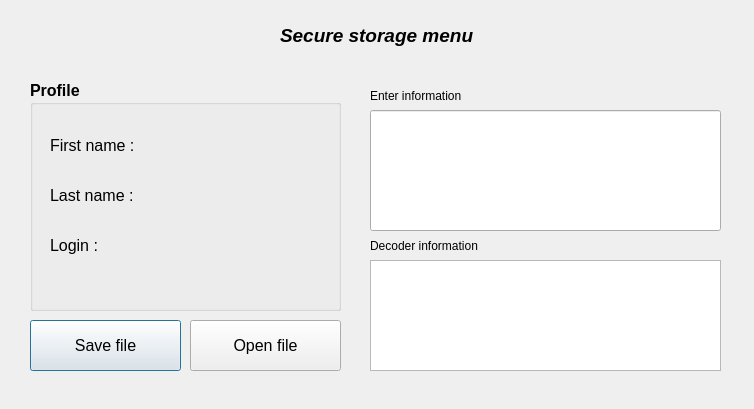
Qt form maincontent.ui (stranikk/Homework-Secure-storage-) before a commit.
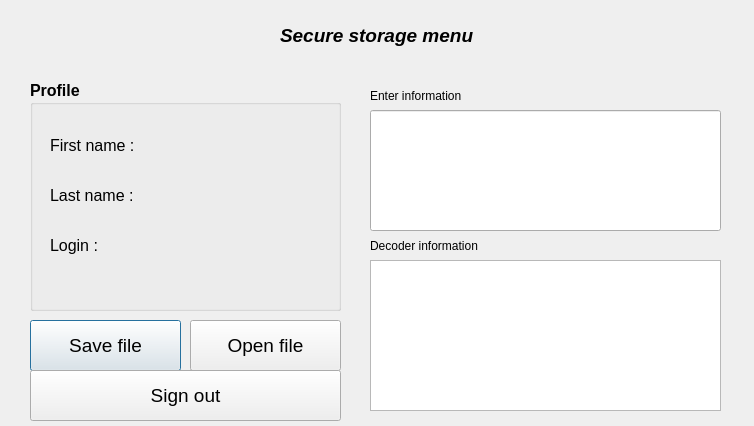
The same form after that commit.

```diff
--- a/maincontent.ui
+++ b/maincontent.ui
@@ -7,7 +7,7 @@
     <x>0</x>
     <y>0</y>
     <width>754</width>
-    <height>409</height>
+    <height>426</height>
    </rect>
   </property>
   <property name="windowTitle">
@@ -184,7 +184,7 @@
    </property>
    <property name="font">
     <font>
-     <pointsize>12</pointsize>
+     <pointsize>14</pointsize>
     </font>
    </property>
    <property name="text">
@@ -202,7 +202,7 @@
    </property>
    <property name="font">
     <font>
-     <pointsize>12</pointsize>
+     <pointsize>14</pointsize>
     </font>
    </property>
    <property name="text">
@@ -219,16 +219,6 @@
     </rect>
    </property>
   </widget>
-  <widget class="QListView" name="listView">
-   <property name="geometry">
-    <rect>
-     <x>370</x>
-     <y>260</y>
-     <width>351</width>
-     <height>111</height>
-    </rect>
-   </property>
-  </widget>
   <widget class="QLabel" name="label_8">
    <property name="geometry">
     <rect>
@@ -255,6 +245,34 @@
     <string>Decoder information</string>
    </property>
   </widget>
+  <widget class="QPushButton" name="pushButton_3">
+   <property name="geometry">
+    <rect>
+     <x>30</x>
+     <y>370</y>
+     <width>311</width>
+     <height>51</height>
+    </rect>
+   </property>
+   <property name="font">
+    <font>
+     <pointsize>14</pointsize>
+    </font>
+   </property>
+   <property name="text">
+    <string>Sign out</string>
+   </property>
+  </widget>
+  <widget class="QTextEdit" name="textEdit">
+   <property name="geometry">
+    <rect>
+     <x>370</x>
+     <y>260</y>
+     <width>351</width>
+     <height>151</height>
+    </rect>
+   </property>
+  </widget>
  </widget>
  <resources/>
  <connections/>
```
